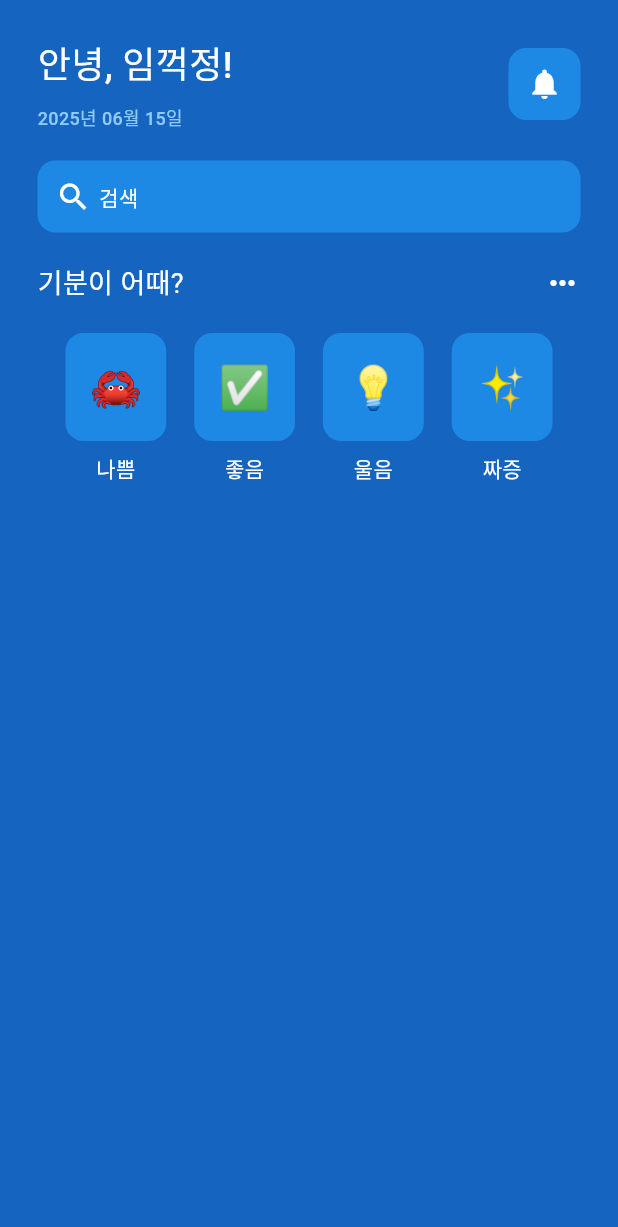
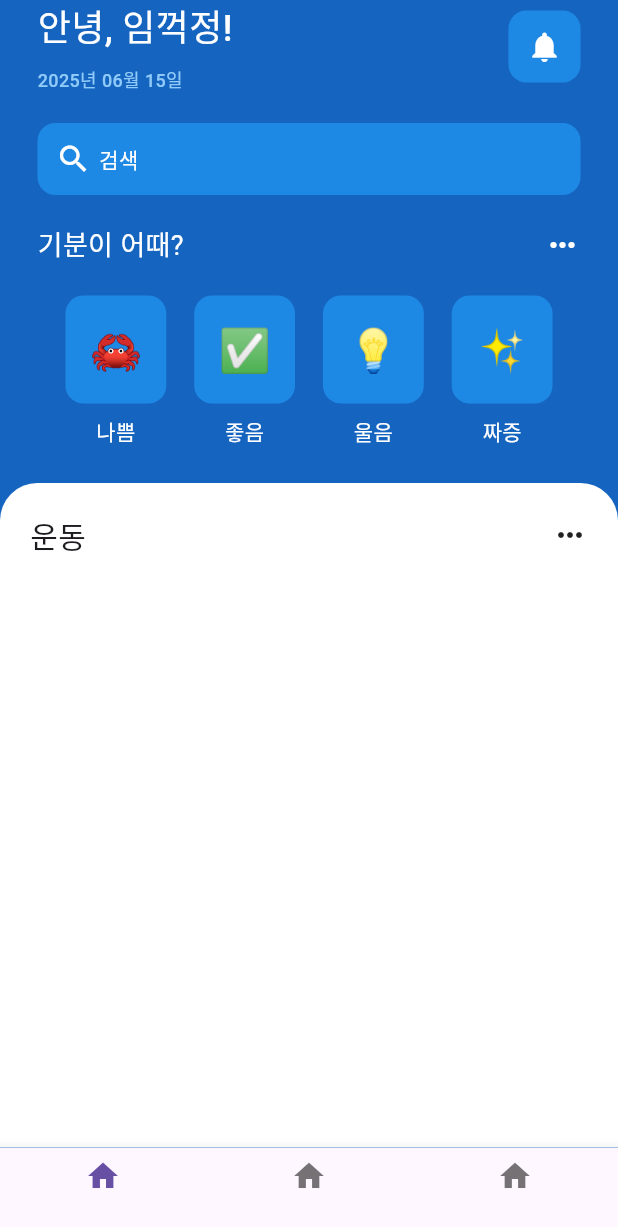
Before and after one commit to L-Soft/flutter_ui_test, a Flutter app: the DribbbleDesign01 screen opened by its route, on a phone screen of 412 x 824 dp. Shown: the top 1227 px of the screen. Run offline on Flutter 3.47's test engine with Material 3 defaults, Android fonts, the phone set to English and light mode, and no system bars; our stand-ins replace sqflite; accounts and stored records are empty; Roboto replaces fonts that are missing (Pretendard).

Commit message:
a little further forward

```diff
--- a/lib/presentation/page/dribbble_design_01.dart
+++ b/lib/presentation/page/dribbble_design_01.dart
@@ -16,10 +16,18 @@ class _DribbbleDesign01State extends State<DribbbleDesign01> {
   Widget build(BuildContext context) {
     return Scaffold(
       backgroundColor: Colors.blue[800],
+      bottomNavigationBar: BottomNavigationBar(
+        items: [
+          BottomNavigationBarItem(icon: Icon(Icons.home), label: ''),
+          BottomNavigationBarItem(icon: Icon(Icons.home), label: ''),
+          BottomNavigationBarItem(icon: Icon(Icons.home), label: ''),
+        ],
+      ),
       body: SafeArea(
-        child: SingleChildScrollView(
-          child: Padding(
-            padding: const EdgeInsets.all(25.0),
+        child: Column(
+          children: [
+            Padding(
+              padding: const EdgeInsets.symmetric(horizontal: 25.0),
               child: Column(
                 children: [
                   Row(
@@ -160,11 +168,43 @@ class _DribbbleDesign01State extends State<DribbbleDesign01> {
                       ),
                     ],
                   ),
+                  SizedBox(height: 25),
+                ],
+              ),
+            ),
+            Expanded(
+              child: ClipRRect(
+                borderRadius: BorderRadius.only(
+                  topLeft: Radius.circular(25),
+                  topRight: Radius.circular(25),
+                ),
+                child: Container(
+                  padding: EdgeInsets.all(20),
+                  color: Colors.white,
+                  child: Column(
+                    children: [
+                      Row(
+                        mainAxisAlignment: MainAxisAlignment.spaceBetween,
+                        children: [
+                          Text(
+                            '운동',
+                            style: TextStyle(
+                              fontSize: 20,
+                              fontFamily: 'Pretendard',
+                              fontWeight: FontWeight.w500,
+                            ),
+                          ),
+                          Icon(Icons.more_horiz),
+                        ],
+                      ),
                     ],
                   ),
                 ),
               ),
             ),
+          ],
+        ),
+      ),
     );
   }
 }
```
Also changed, not shown: assets/images/avatar_1.png (added), assets/images/avatar_2.png (added), assets/images/avatar_3.png (added), assets/images/avatar_4.png (added), assets/images/avatar_5.png (added), assets/images/avatar_6.png (added), assets/images/avatar_7.png (added), assets/images/thumbnail_1.png (added), 2 other files. Lines whose indentation alone changed are shown as unchanged.
